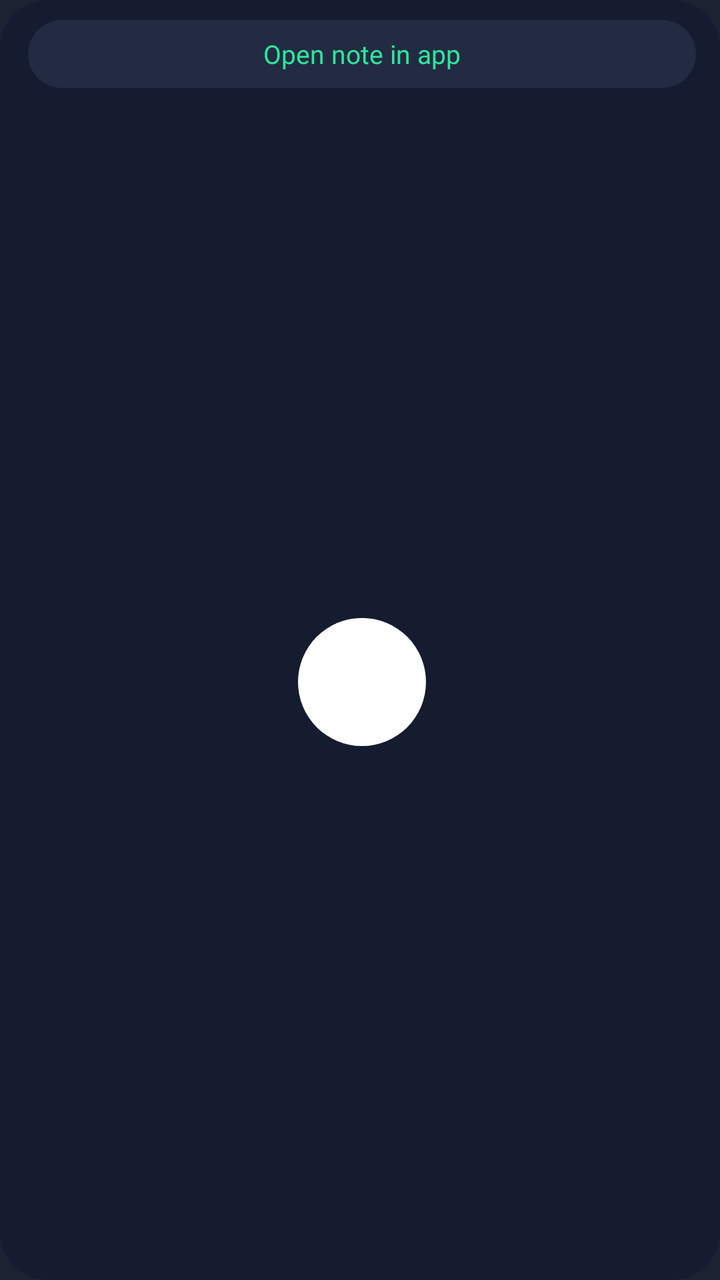
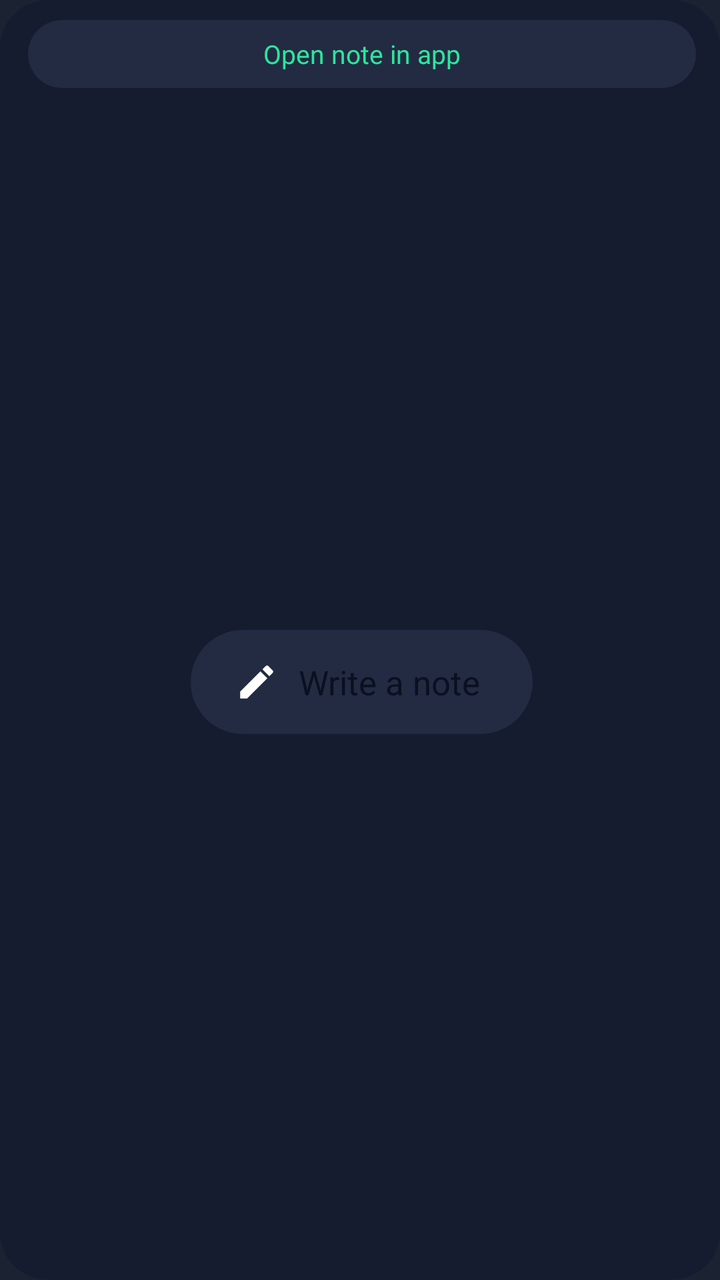

An Android layout rendered at two revisions. The XML below is the earlier revision; the diff shows what the commit changed to produce the second picture.
<!-- AndroidManifest.xml: application theme Theme.Reminders -->
<!-- res/layout/widget_note.xml -->
<LinearLayout xmlns:android="http://schemas.android.com/apk/res/android"
    android:id="@+id/root" android:layout_width="match_parent" android:layout_height="match_parent"
    android:orientation="vertical" android:background="@drawable/widget_bg"
    android:paddingStart="14dp" android:paddingEnd="12dp" android:paddingTop="10dp" android:paddingBottom="10dp">

    
    <TextView android:id="@+id/banner" android:layout_width="match_parent" android:layout_height="34dp"
        android:layout_marginBottom="8dp" android:background="@drawable/widget_pill" android:gravity="center"
        android:text="Open note in app" android:textColor="#FF2EE59D" android:textSize="13sp"
        android:fontFamily="@font/outfit_semibold" />

    
    <FrameLayout android:id="@+id/write_area" android:layout_width="match_parent" android:layout_height="0dp"
        android:layout_weight="1">
        <ImageView android:id="@+id/write" android:layout_width="64dp" android:layout_height="64dp"
            android:layout_gravity="center" android:padding="17dp" android:src="@drawable/ic_edit"
            android:background="@drawable/widget_circle" android:contentDescription="Write a note" />
    </FrameLayout>
</LinearLayout>
<!-- resources referenced by this layout -->
<resources>
  <!-- drawable ic_edit (drawable) -->
  <vector xmlns:android="http://schemas.android.com/apk/res/android"
      android:width="24dp" android:height="24dp"
      android:viewportWidth="24" android:viewportHeight="24">
      <path android:fillColor="#FFFFFFFF" android:pathData="M3,17.25V21h3.75L17.81,9.94l-3.75,-3.75L3,17.25zM20.71,7.04c0.39,-0.39 0.39,-1.02 0,-1.41l-2.34,-2.34c-0.39,-0.39 -1.02,-0.39 -1.41,0l-1.83,1.83 3.75,3.75 1.83,-1.83z" />
  </vector>
  <!-- drawable widget_bg (drawable) -->
  <shape xmlns:android="http://schemas.android.com/apk/res/android" android:shape="rectangle">
      <solid android:color="#FF151C30" />
      <corners android:radius="24dp" />
  </shape>
  <!-- drawable widget_circle (drawable) -->
  <shape xmlns:android="http://schemas.android.com/apk/res/android" android:shape="oval">
      <solid android:color="#FFFFFFFF" />
  </shape>
  <!-- drawable widget_pill (drawable) -->
  <shape xmlns:android="http://schemas.android.com/apk/res/android" android:shape="rectangle">
      <solid android:color="#FF222B42" />
      <corners android:radius="100dp" />
  </shape>
  <style name="Theme.Reminders" parent="android:Theme.Material.NoActionBar">
          <item name="android:windowBackground">@color/launcher_bg</item>
      </style>
  <color name="launcher_bg">#FF1B2333</color>
</resources>

<!-- the commit's change to res/layout/widget_note.xml (unified diff, before → after) -->
@@ -12,8 +12,14 @@
     
     <FrameLayout android:id="@+id/write_area" android:layout_width="match_parent" android:layout_height="0dp"
         android:layout_weight="1">
-        <ImageView android:id="@+id/write" android:layout_width="64dp" android:layout_height="64dp"
-            android:layout_gravity="center" android:padding="17dp" android:src="@drawable/ic_edit"
-            android:background="@drawable/widget_circle" android:contentDescription="Write a note" />
+        <LinearLayout android:id="@+id/write" android:layout_width="wrap_content" android:layout_height="52dp"
+            android:layout_gravity="center" android:orientation="horizontal" android:gravity="center_vertical"
+            android:background="@drawable/widget_pill" android:paddingStart="22dp" android:paddingEnd="26dp">
+            <ImageView android:id="@+id/write_icon" android:layout_width="22dp" android:layout_height="22dp"
+                android:src="@drawable/ic_edit" android:contentDescription="@null" />
+            <TextView android:id="@+id/write_text" android:layout_width="wrap_content" android:layout_height="wrap_content"
+                android:paddingStart="10dp" android:text="Write a note" android:textColor="#FF0B1020" android:textSize="17sp"
+                android:fontFamily="@font/outfit_extrabold" />
+        </LinearLayout>
     </FrameLayout>
 </LinearLayout>
<!-- resource entries referenced after the edit -->
@@ -11,10 +11,6 @@
       <solid android:color="#FF151C30" />
       <corners android:radius="24dp" />
   </shape>
-  <!-- drawable widget_circle (drawable) -->
-  <shape xmlns:android="http://schemas.android.com/apk/res/android" android:shape="oval">
-      <solid android:color="#FFFFFFFF" />
-  </shape>
   <!-- drawable widget_pill (drawable) -->
   <shape xmlns:android="http://schemas.android.com/apk/res/android" android:shape="rectangle">
       <solid android:color="#FF222B42" />
